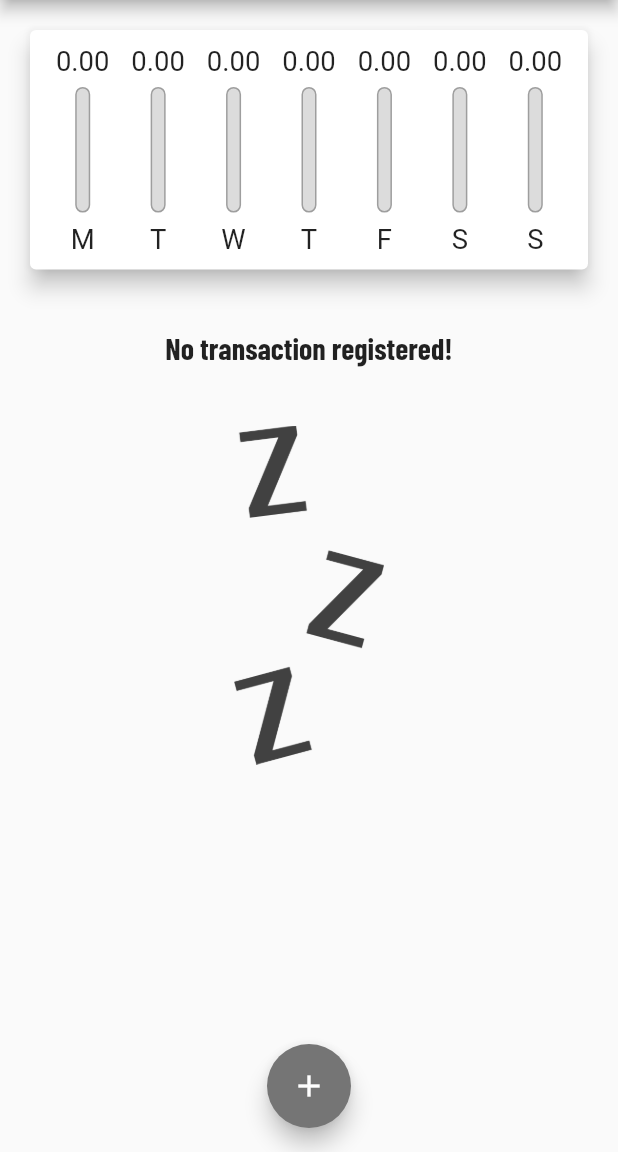
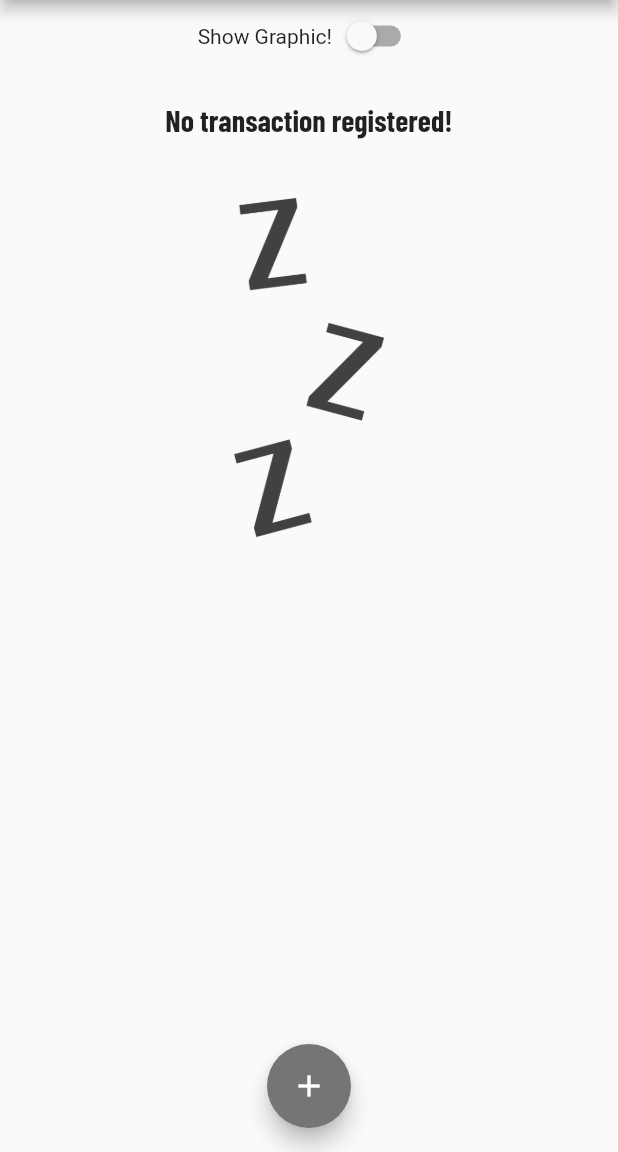
Before and after one commit to Luis020-hub/Despesas-Pessoais-Flutter, a Flutter app: the screen it shows after launch, on a phone screen of 412 x 824 dp, the part 84-1236 px from its top. Run offline on Flutter 3.47's test engine with Material 2 defaults, Android fonts, the phone set to English and light mode, and no system bars.

Commit message:
28/01/2023
- Show Graphic implementado.

```diff
--- a/lib/main.dart
+++ b/lib/main.dart
@@ -1,9 +1,10 @@
-import 'package:expenses/components/chart.dart';
+import 'package:expenses/components/transaction_form.dart';
 import 'package:flutter/material.dart';
 import 'dart:math';
-import './components/transaction_form.dart';
-import './components/transaction_list.dart';
+import 'components/transaction_list.dart';
+import 'components/chart.dart';
 import 'models/transaction.dart';
+
 
 main() => runApp(ExpensesApp());
 
@@ -52,6 +53,7 @@ class MyHomePage extends StatefulWidget {
 
 class _MyHomePageState extends State<MyHomePage> {
   final List<Transaction> _transactions = [];
+  bool _showChart = false;
 
   List<Transaction> get _recentTransactions {
     return _transactions.where((tr) {
@@ -112,11 +114,27 @@ class _MyHomePageState extends State<MyHomePage> {
       body: SingleChildScrollView(
         child: Column(
           crossAxisAlignment: CrossAxisAlignment.stretch,
-          children: <Widget>[
+          children: [
+            Row(
+              mainAxisAlignment: MainAxisAlignment.center,
+              children: [
+                const Text('Show Graphic!'),
+                Switch(
+                  value: _showChart,
+                  onChanged: (value) {
+                    setState(() {
+                      _showChart = value;
+                    });
+                  },
+                ),
+              ],
+            ),
+            if (_showChart)
               SizedBox(
                 height: avaibleHeight * 0.26,
                 child: Chart(_recentTransactions),
               ),
+            if (!_showChart)
               SizedBox(
                 height: avaibleHeight * 0.63,
                 child: TransactionList(_transactions, _removeTransaction),
```
Lines whose indentation alone changed are shown as unchanged.
